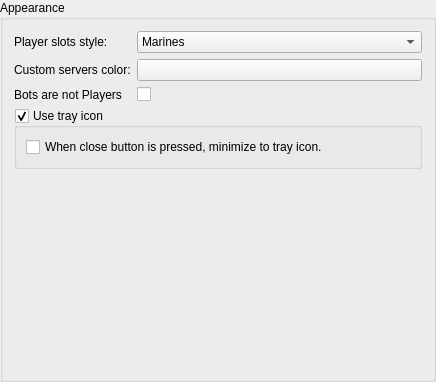
Destroyerrrocket/doomseeker-unofficial, file src/gui/configuration/cfgappearance.ui: the form before one commit.
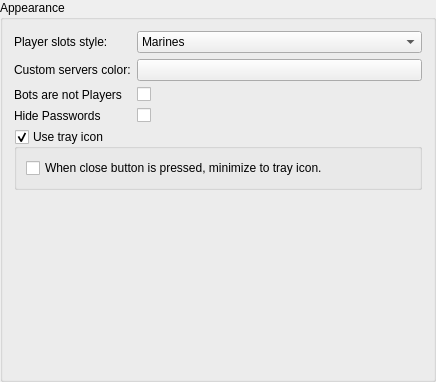
The form after the commit. Custom widgets are drawn as their Qt base class.

Commit message: - Added an option to hide the passwords. (It's still off by default.) - The Skulltag rcon should now add a timestamp to messages that would otherwise not have one.

Diff of the .ui file:
```diff
--- a/src/gui/configuration/cfgappearance.ui
+++ b/src/gui/configuration/cfgappearance.ui
@@ -85,6 +85,20 @@
        </property>
       </widget>
      </item>
+     <item row="3" column="0">
+      <widget class="QLabel" name="label">
+       <property name="text">
+        <string>Hide Passwords</string>
+       </property>
+      </widget>
+     </item>
+     <item row="3" column="1">
+      <widget class="QCheckBox" name="cbHidePasswords">
+       <property name="text">
+        <string/>
+       </property>
+      </widget>
+     </item>
     </layout>
    </item>
    <item>
```
The commit also changes 6 other files.
